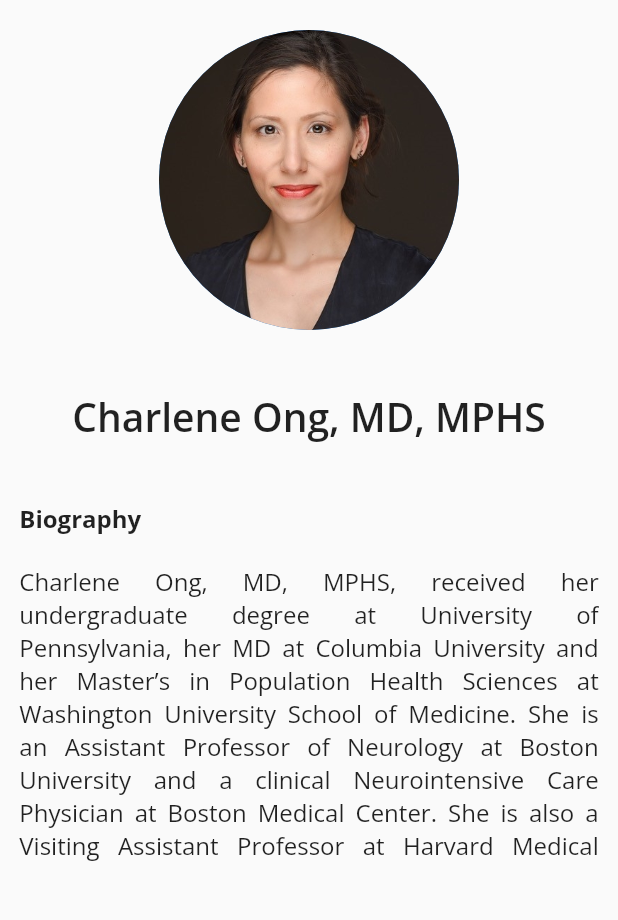
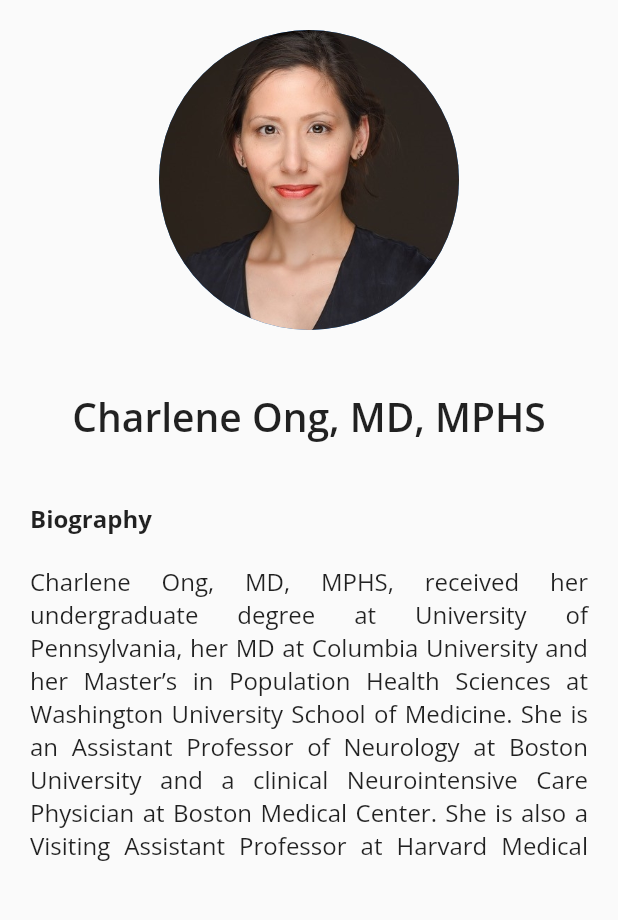
Before and after one commit to luconti/edemascore, a Flutter app: the AuthorsPage screen opened by its route, on a phone screen of 412 x 824 dp, the part 75-995 px from its top. Run offline on Flutter 3.47's test engine with Material 2 defaults, Android fonts, the phone set to English and light mode, and no system bars; our stand-ins replace url_strategy; missing offline and left inert: bulleted_list, dart:html.

Commit message:
expand About the Authors page laterally

```diff
--- a/lib/authors.dart
+++ b/lib/authors.dart
@@ -10,7 +10,10 @@ class AuthorsPage extends StatelessWidget {
   @override
   Widget build(BuildContext context) {
     return PageTemplate(
+      lateralFlex: 0,
       page: SingleChildScrollView(
+        child: Padding(
+          padding: const EdgeInsets.only(left: 20, right: 20),
           child: Column(
             crossAxisAlignment: CrossAxisAlignment.start,
             children: [
@@ -72,7 +75,8 @@ class AuthorsPage extends StatelessWidget {
                         TextSpan(
                           text:
                               "Neurosurgery, Boston University School of Medicine",
-                        style: TextStyle(color: Colors.black.withOpacity(0.4)),
+                          style:
+                              TextStyle(color: Colors.black.withOpacity(0.4)),
                         )
                       ]),
                 ),
@@ -86,7 +90,8 @@ class AuthorsPage extends StatelessWidget {
                       children: [
                         TextSpan(
                           text: "Massachusetts Institute of Technology",
-                        style: TextStyle(color: Colors.black.withOpacity(0.4)),
+                          style:
+                              TextStyle(color: Colors.black.withOpacity(0.4)),
                         )
                       ]),
                 ),
@@ -127,6 +132,7 @@ class AuthorsPage extends StatelessWidget {
             ],
           ),
         ),
+      ),
     );
   }
 }
```
Also changed, not shown: lib/main.dart (+2 -12 lines). Lines whose indentation alone changed are shown as unchanged.
